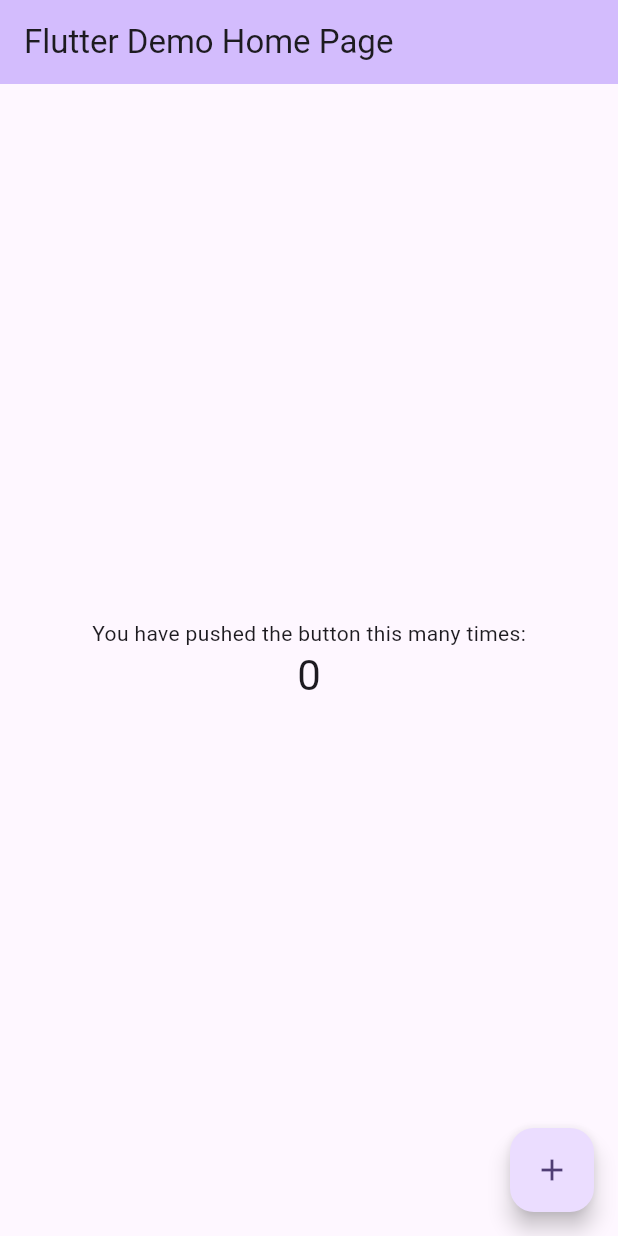
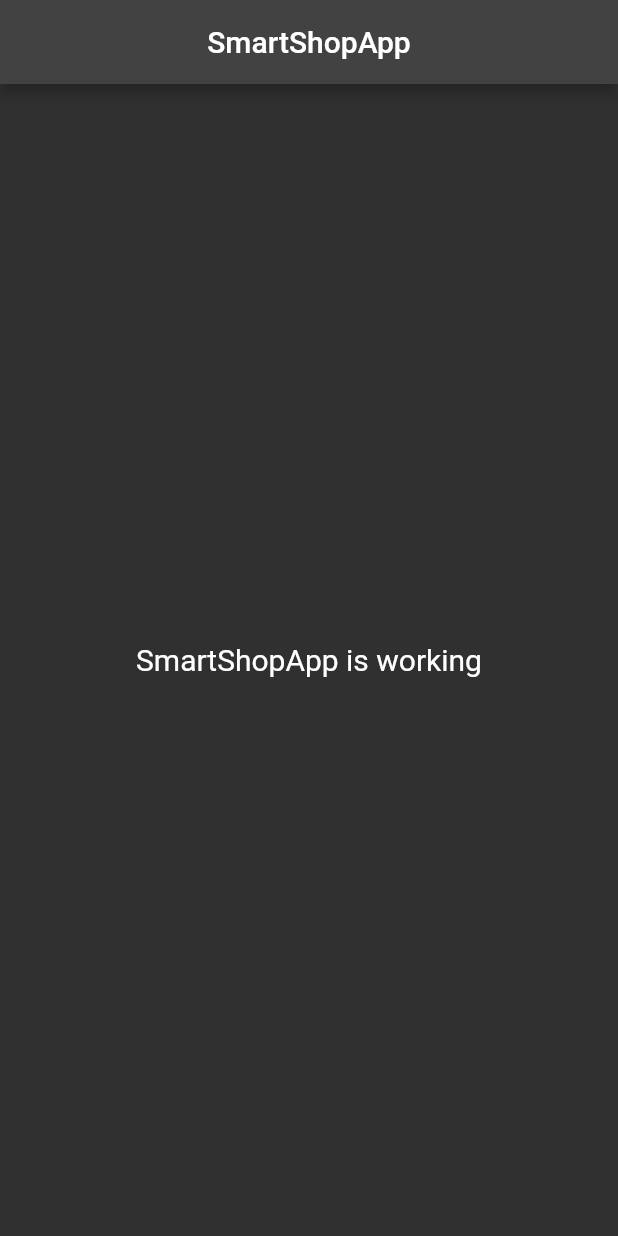
Before and after one commit to AyaAbdElmoneim158/FlutLab_Projects, a Flutter app: the screen it shows after launch, on a phone screen of 412 x 824 dp. Run offline on Flutter 3.47's test engine with Material 2 defaults, Android fonts, the light colour scheme and no system bars.

Commit message:
🔹Smart_Shop: Add readme + MaterialApp

```diff
--- /dev/null
+++ b/projects/lib/Big_apps/smart_shop_app/smart_shop_app.dart
@@ -0,0 +1,27 @@
+import 'package:flutter/material.dart';
+
+class SmartShopApp extends StatelessWidget {
+  const SmartShopApp({super.key});
+
+  @override
+  Widget build(BuildContext context) {
+    return MaterialApp(
+      debugShowCheckedModeBanner: false,
+      darkTheme: ThemeData.dark(),
+      themeMode: ThemeMode.dark,
+
+      home: Scaffold(
+        appBar: AppBar(
+          title: const Text('SmartShopApp'),
+          centerTitle: true,
+        ),
+        body: const Center(
+          child: Text(
+            'SmartShopApp is working',
+            style: TextStyle(fontSize: 20),
+          ),
+        ),
+      ),
+    );
+  }
+}
--- a/projects/lib/main.dart
+++ b/projects/lib/main.dart
@@ -1,125 +1,6 @@
 import 'package:flutter/material.dart';
+import 'package:projects/Big_apps/smart_shop_app/smart_shop_app.dart';
 
 void main() {
-  runApp(const MyApp());
+  runApp(const SmartShopApp());
 }
-
-class MyApp extends StatelessWidget {
-  const MyApp({super.key});
-
-  // This widget is the root of your application.
-  @override
-  Widget build(BuildContext context) {
-    return MaterialApp(
-      title: 'Flutter Demo',
-      theme: ThemeData(
-        // This is the theme of your application.
-        //
-        // TRY THIS: Try running your application with "flutter run". You'll see
-        // the application has a blue toolbar. Then, without quitting the app,
-        // try changing the seedColor in the colorScheme below to Colors.green
-        // and then invoke "hot reload" (save your changes or press the "hot
-        // reload" button in a Flutter-supported IDE, or press "r" if you used
-        // the command line to start the app).
-        //
-        // Notice that the counter didn't reset back to zero; the application
-        // state is not lost during the reload. To reset the state, use hot
-        // restart instead.
-        //
-        // This works for code too, not just values: Most code changes can be
-        // tested with just a hot reload.
-        colorScheme: ColorScheme.fromSeed(seedColor: Colors.deepPurple),
-        useMaterial3: true,
-      ),
-      home: const MyHomePage(title: 'Flutter Demo Home Page'),
-    );
-  }
-}
-
-class MyHomePage extends StatefulWidget {
-  const MyHomePage({super.key, required this.title});
-
-  // This widget is the home page of your application. It is stateful, meaning
-  // that it has a State object (defined below) that contains fields that affect
-  // how it looks.
-
-  // This class is the configuration for the state. It holds the values (in this
-  // case the title) provided by the parent (in this case the App widget) and
-  // used by the build method of the State. Fields in a Widget subclass are
-  // always marked "final".
-
-  final String title;
-
-  @override
-  State<MyHomePage> createState() => _MyHomePageState();
-}
-
-class _MyHomePageState extends State<MyHomePage> {
-  int _counter = 0;
-
-  void _incrementCounter() {
-    setState(() {
-      // This call to setState tells the Flutter framework that something has
-      // changed in this State, which causes it to rerun the build method below
-      // so that the display can reflect the updated values. If we changed
-      // _counter without calling setState(), then the build method would not be
-      // called again, and so nothing would appear to happen.
-      _counter++;
-    });
-  }
-
-  @override
-  Widget build(BuildContext context) {
-    // This method is rerun every time setState is called, for instance as done
-    // by the _incrementCounter method above.
-    //
-    // The Flutter framework has been optimized to make rerunning build methods
-    // fast, so that you can just rebuild anything that needs updating rather
-    // than having to individually change instances of widgets.
-    return Scaffold(
-      appBar: AppBar(
-        // TRY THIS: Try changing the color here to a specific color (to
-        // Colors.amber, perhaps?) and trigger a hot reload to see the AppBar
-        // change color while the other colors stay the same.
-        backgroundColor: Theme.of(context).colorScheme.inversePrimary,
-        // Here we take the value from the MyHomePage object that was created by
-        // the App.build method, and use it to set our appbar title.
-        title: Text(widget.title),
-      ),
-      body: Center(
-        // Center is a layout widget. It takes a single child and positions it
-        // in the middle of the parent.
-        child: Column(
-          // Column is also a layout widget. It takes a list of children and
-          // arranges them vertically. By default, it sizes itself to fit its
-          // children horizontally, and tries to be as tall as its parent.
-          //
-          // Column has various properties to control how it sizes itself and
-          // how it positions its children. Here we use mainAxisAlignment to
-          // center the children vertically; the main axis here is the vertical
-          // axis because Columns are vertical (the cross axis would be
-          // horizontal).
-          //
-          // TRY THIS: Invoke "debug painting" (choose the "Toggle Debug Paint"
-          // action in the IDE, or press "p" in the console), to see the
-          // wireframe for each widget.
-          mainAxisAlignment: MainAxisAlignment.center,
-          children: <Widget>[
-            const Text(
-              'You have pushed the button this many times:',
-            ),
-            Text(
-              '$_counter',
-              style: Theme.of(context).textTheme.headlineMedium,
-            ),
-          ],
-        ),
-      ),
-      floatingActionButton: FloatingActionButton(
-        onPressed: _incrementCounter,
-        tooltip: 'Increment',
-        child: const Icon(Icons.add),
-      ), // This trailing comma makes auto-formatting nicer for build methods.
-    );
-  }
-}
```
Also changed, not shown: 3 other files.
